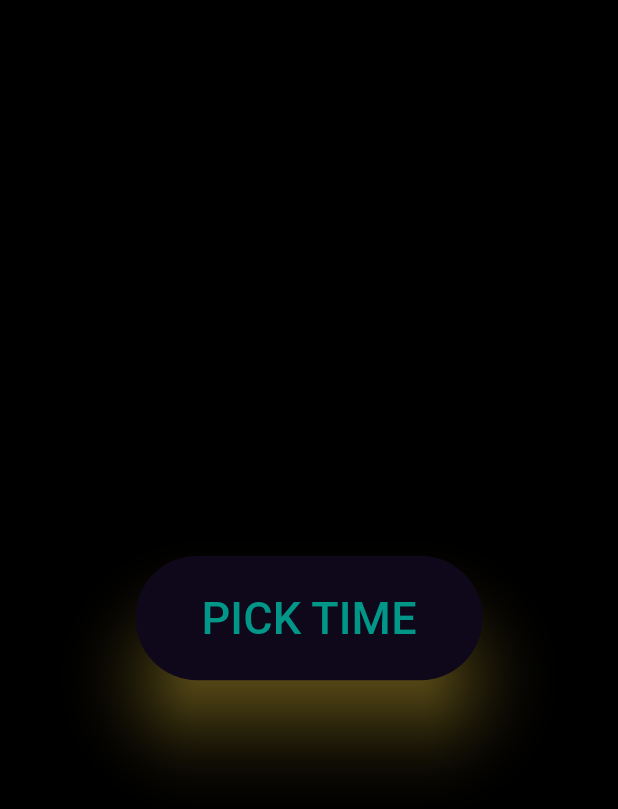
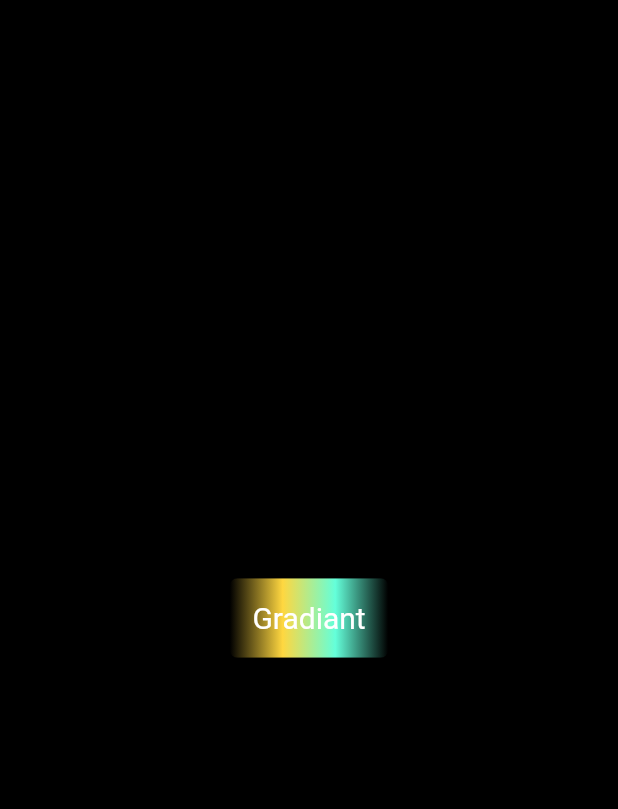
Before and after one commit to Masfiqun/All_in_one_daily_usage_app, a Flutter app: the timer_page screen opened directly, on a phone screen of 412 x 824 dp. Shown: the top 809 px of the screen. Run offline on Flutter 3.47's test engine with Material 3 defaults, Android fonts, the phone set to English and light mode, and no system bars; our stand-ins replace timer_builder; missing offline and left inert: molten_navigationbar_flutter; network calls fail.

Commit message:
day 21th

```diff
--- a/First_Project/lib/Timer/Pages/timer_page.dart
+++ b/First_Project/lib/Timer/Pages/timer_page.dart
@@ -1,3 +1,5 @@
+// ignore_for_file: prefer_const_literals_to_create_immutables, prefer_const_constructors
+
 import 'package:flutter/material.dart';
 
 class timer_page extends StatefulWidget {
@@ -25,20 +27,53 @@ class _timer_pageState extends State<timer_page> {
     return Scaffold(
       backgroundColor: Colors.black,
       body: Center(
-        child: ElevatedButton(
-          onPressed: _showTimePicker,
-          style: ElevatedButton.styleFrom(
-            elevation: 20,
-            shadowColor: Colors.amberAccent,
-            surfaceTintColor: Colors.deepPurple,
-            primary: Colors.black
+        child:ClipRRect(
+          borderRadius: BorderRadius.circular(5),
+          child: Stack(
+            children: [
+              Positioned.fill(
+                child: Container(
+                  decoration: const BoxDecoration(
+                    gradient: LinearGradient(
+                      colors: [
+                        Colors.black,
+                        Colors.amberAccent,
+                        Colors.tealAccent,
+                        Colors.black,
+                      ]
+                    )
+                  ),
+                )
+              ),
+              TextButton(
+                onPressed: () {},
+                child: const Text('Gradiant'),
+                style: TextButton.styleFrom(
+                  padding: const EdgeInsets.all(15),
+                  primary: Colors.white,
+                  textStyle: const TextStyle(fontSize: 20)
+                ),
+              )
+            ],
           ),
-          child: const Padding(
-            padding: EdgeInsets.all(20.0),
-            child: Text('PICK TIME', style: TextStyle(color: Colors.teal, fontSize: 30, ),),
-          ),
-        ),
+        )
       ),
     );
   }
 }
+
+// Center(
+      //   child: ElevatedButton(
+      //     onPressed: _showTimePicker,
+      //     style: ElevatedButton.styleFrom(
+      //       elevation: 20,
+      //       shadowColor: Colors.amberAccent,
+      //       surfaceTintColor: Colors.deepPurple,
+      //       primary: Colors.black
+      //     ),
+      //     child: const Padding(
+      //       padding: EdgeInsets.all(20.0),
+      //       child: Text('PICK TIME', style: TextStyle(color: Colors.teal, fontSize: 30, ),),
+      //     ),
+      //   ),
+      // ),
```
